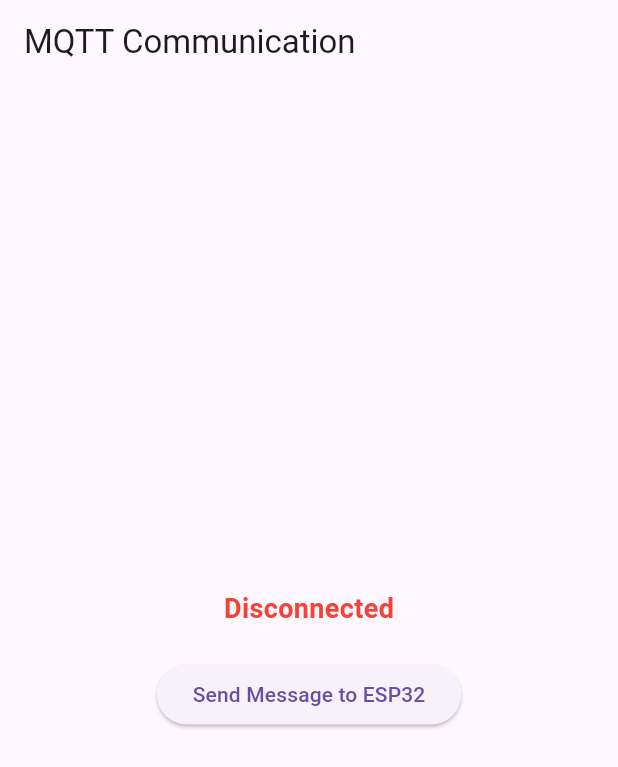
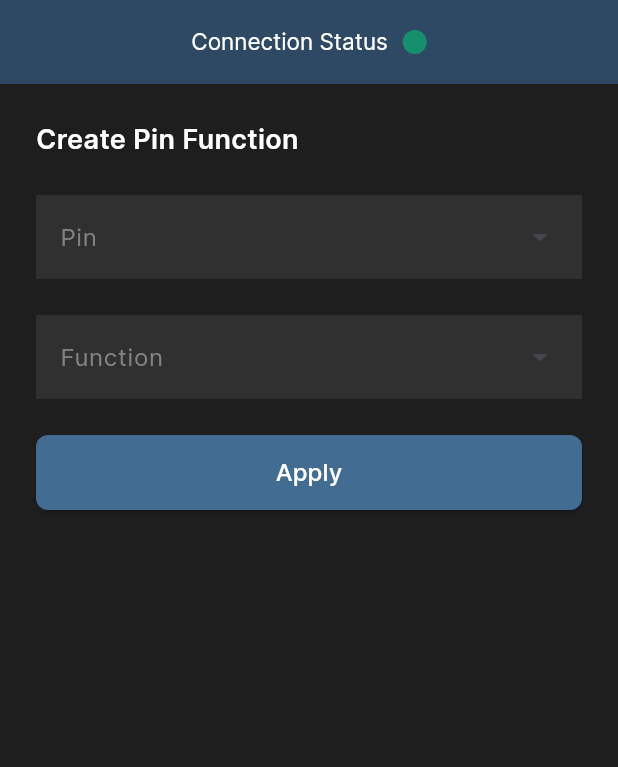
Before and after one commit to Roelofja/ByteWise, a Flutter app: the screen it shows after launch, on a phone screen of 412 x 824 dp. Shown: the top 767 px of the screen. Run offline on Flutter 3.47's test engine with Material 3 defaults, Android fonts, the light colour scheme and no system bars; missing offline and left inert: mqtt_client.

```diff
--- /dev/null
+++ b/lib/config.json
@@ -0,0 +1,14 @@
+{
+    "config": [
+        {
+            "gpio": 5,
+            "mode": 3,
+            "output": 1
+        },
+        {
+            "gpio": 4,
+            "mode": 3,
+            "output": 1
+        }
+    ]
+}
--- a/lib/main.dart
+++ b/lib/main.dart
@@ -1,18 +1,81 @@
 import 'package:flutter/material.dart';
+import 'dart:convert';
 import 'package:mqtt_client/mqtt_client.dart';
 import 'package:mqtt_client/mqtt_server_client.dart';
 
-void main() {
-  runApp(const MyApp());
+typedef Config = List<Map<String, dynamic>>;
+
+enum GPIO {
+  gpio1(1),
+  gpio2(2),
+  gpio3(3),
+  gpio4(4),
+  gpio5(5),
+  gpio12(12),
+  gpio13(13),
+  gpio14(14),
+  gpio15(15),
+  gpio16(16),
+  gpio17(17),
+  gpio18(18),
+  gpio19(19),
+  gpio21(21),
+  gpio22(22),
+  gpio23(23),
+  gpio25(25),
+  gpio26(26),
+  gpio27(27),
+  gpio32(32),
+  gpio33(33),
+  gpio34(34),
+  gpio35(35),
+  gpio36(36),
+  gpio39(39);
+
+  const GPIO(this.value);
+  final int value;
 }
 
-class MyApp extends StatelessWidget {
-  const MyApp({super.key});
+enum Mode {
+  input(1),
+  output(3);
+
+  const Mode(this.value);
+  final int value;
+}
+
+Config config = []; // ESP-32 board configuration
+
+final client = MqttServerClient('bytewise.cloud.shiftr.io', 'BW-mA2Prw6ZqllC9PXr');
+
+void main() {
+  client.keepAlivePeriod = 20;
+  client.onConnected = onConnected;
+  client.onDisconnected = onDisconnected;
+  client.connect('bytewise', 'gDQI0dHuCD0bXwTG');
+
+  runApp(const ByteWise());
+}
+
+void onConnected() {
+  print('Connected to MQTT broker');
+}
+
+void onDisconnected() {
+  print('Disconnected from MQTT broker');
+}
+
+class ByteWise extends StatelessWidget {
+  const ByteWise({super.key});
 
   @override
   Widget build(BuildContext context) {
-    return const MaterialApp(
-      home: MyHomePage(),
+    return MaterialApp(
+      home: const MyHomePage(),
+      debugShowCheckedModeBanner: false,
+      theme: ThemeData(
+        fontFamily: "Inter",
+      ),
     );
   }
 }
@@ -21,76 +84,162 @@ class MyHomePage extends StatefulWidget {
   const MyHomePage({super.key});
 
   @override
-  State<MyHomePage> createState() => _MyHomePageState();
+  State<MyHomePage> createState() => BoardConfigPage();
 }
 
-class _MyHomePageState extends State<MyHomePage> {
-  late MqttServerClient _client;
-  bool _isConnected = false;
-
-  @override
-  void initState() {
-    super.initState();
-    _setupMqtt();
-  }
-
-  void _setupMqtt() {
-    _client = MqttServerClient('bytewise.cloud.shiftr.io', 'BW-mA2Prw6ZqllC9PXr');
-    _client.port = 1883;
-    _client.keepAlivePeriod = 20;
-    _client.onConnected = _onConnected;
-    _client.onDisconnected = _onDisconnected;
-    _client.connect('bytewise', 'gDQI0dHuCD0bXwTG');
-  }
-
-  void _onConnected() {
-    print('Connected to MQTT broker');
-    setState(() {
-      _isConnected = true;
-    });
-  }
-
-  void _onDisconnected() {
-    print('Disconnected from MQTT broker');
-    setState(() {
-      _isConnected = false;
-    });
-  }
-
-  void _sendMessageToESP32() {
-    final MqttClientPayloadBuilder builder = MqttClientPayloadBuilder();
-    builder.addString('Hello from Flutter');
-    if (_isConnected) {
-      _client.publishMessage('/devices/mA2Prw6ZqllC9PXr', MqttQos.atLeastOnce, builder.payload!);
-    } else {
-      print('Not connected to MQTT broker');
-    }
-  }
+class BoardConfigPage extends State<MyHomePage> {
+  GPIO? selectedGpio;
+  Mode? selectedMode;
 
   @override
   Widget build(BuildContext context) {
     return Scaffold(
+      backgroundColor: const Color(0xFF1E1E1E),
       appBar: AppBar(
-        title: const Text('MQTT Communication'),
+        backgroundColor: const Color(0xFF2D4963),
+        title: const Row(
+          mainAxisAlignment: MainAxisAlignment.center,
+          children: [
+            Text(
+              "Connection Status",
+              style: TextStyle(
+                color: Colors.white,
+                fontSize: 15,
+              ),
+            ),
+            SizedBox(
+              width: 10,
+            ),
+            CircleAvatar(
+              backgroundColor: Color(0xFF16906C),
+              maxRadius: 8,
+            )
+          ],
+        ),
       ),
       body: Center(
+        child: Padding(
+          padding: const EdgeInsets.all(24.0),
           child: Column(
-          mainAxisAlignment: MainAxisAlignment.center,
-          children: <Widget>[
-            Text(
-              _isConnected ? 'Connected' : 'Disconnected',
+            crossAxisAlignment: CrossAxisAlignment.center,
+            children: [
+              const Align(
+                alignment: Alignment.centerLeft,
+                child: Text(
+                  "Create Pin Function",
                   style: TextStyle(
-                color: _isConnected ? Colors.green : Colors.red,
-                fontWeight: FontWeight.bold,
+                    color: Colors.white,
+                    fontWeight: FontWeight.w600,
                     fontSize: 18,
                   ),
                 ),
-            const SizedBox(height: 20),
+              ),
+              const SizedBox(
+                height: 24,
+              ),
+              DropdownMenu<GPIO>(
+                onSelected: (value) {
+                  setState(() {
+                    selectedGpio = value;
+                  });
+                },
+                hintText: "Pin",
+                width: 400,
+                menuHeight: 400,
+                textStyle: const TextStyle(
+                  color: Color(0xFF828282)
+                ),
+                inputDecorationTheme: const InputDecorationTheme(
+                  hintStyle: TextStyle(
+                    color: Color(0xFF828282),
+                  ),
+                  filled: true,
+                  fillColor: Color(0xFF303030),
+                  border: InputBorder.none,
+                ),
+                dropdownMenuEntries: GPIO.values.map<DropdownMenuEntry<GPIO>>((GPIO gpio) {
+                  return DropdownMenuEntry<GPIO>(
+                    value: gpio,
+                    label: gpio.name.toUpperCase(),
+                  );
+                }).toList(),
+              ),
+              const SizedBox(
+                height: 24,
+              ),
+              DropdownMenu<Mode>(
+                onSelected: (value) {
+                  setState(() {
+                    selectedMode = value;
+                  });
+                  print(selectedMode);
+                },
+                hintText: "Function",
+                width: 400,
+                menuHeight: 400,
+                textStyle: const TextStyle(
+                  color: Color(0xFF828282)
+                ),
+                inputDecorationTheme: const InputDecorationTheme(
+                  hintStyle: TextStyle(
+                    color: Color(0xFF828282),
+                  ),
+                  filled: true,
+                  fillColor: Color(0xFF303030),
+                  border: InputBorder.none
+                ),
+                dropdownMenuEntries: Mode.values.map<DropdownMenuEntry<Mode>>((Mode mode) {
+                  return DropdownMenuEntry<Mode>(
+                    value: mode,
+                    label: mode.name.toUpperCase(),
+                  );
+                }).toList(),
+              ),
+              const SizedBox(
+                height: 24,
+              ),
               ElevatedButton(
-              onPressed: _sendMessageToESP32,
-              child: const Text('Send Message to ESP32'),
+                onPressed: () {
+                  if(selectedGpio != null && selectedMode != null) {
+                    bool isUnique = config.every((element) =>
+                      element['gpio'] != selectedGpio!.value
+                    );
+                    if(isUnique){
+                      setState(() {
+                        config.add(
+                          {
+                            "gpio": selectedGpio?.value,
+                            "mode": selectedMode?.value,
+                            "output": 1,
+                          }
+                        );
+                      });
+                      final MqttClientPayloadBuilder builder = MqttClientPayloadBuilder();
+                      final String jsonData = jsonEncode({"config": config});
+                      builder.addString(jsonData);
+                      client.publishMessage('/devices/mA2Prw6ZqllC9PXr', MqttQos.exactlyOnce, builder.payload!);
+                      print(jsonData);
+                    }
+                  }
+                },
+                style: ElevatedButton.styleFrom(
+                  backgroundColor: const Color(0xFF436C92),
+                  minimumSize: const Size(450, 50),
+                  shape: RoundedRectangleBorder(
+                    borderRadius: BorderRadius.circular(8),
+                  ),
+                ),
+                child: const Text(
+                  "Apply",
+                  style: TextStyle(
+                    color: Colors.white,
+                    fontWeight: FontWeight.w500,
+                    fontSize: 16,
+                  ),
+                ),
               ),
             ],
+          ),
         ),
       ),
     );
```
Also changed, not shown: lib/mqtt.txt (added, +110 -0 lines), lib/startingpage.txt (added, +103 -0 lines), lib/test.dart (added, +23 -0 lines), pubspec.yaml (+15 -4 lines), fonts/Inter/Inter-Black.ttf (added), fonts/Inter/Inter-Bold.ttf (added), fonts/Inter/Inter-ExtraBold.ttf (added), fonts/Inter/Inter-ExtraLight.ttf (added), fonts/Inter/Inter-Light.ttf (added), fonts/Inter/Inter-Medium.ttf (added), fonts/Inter/Inter-Regular.ttf (added), fonts/Inter/Inter-SemiBold.ttf (added), fonts/Inter/Inter-Thin.ttf (added), images/log.png (renamed from img/log.png), 2 more files, 2 other files. Lines whose indentation alone changed are shown as unchanged.
